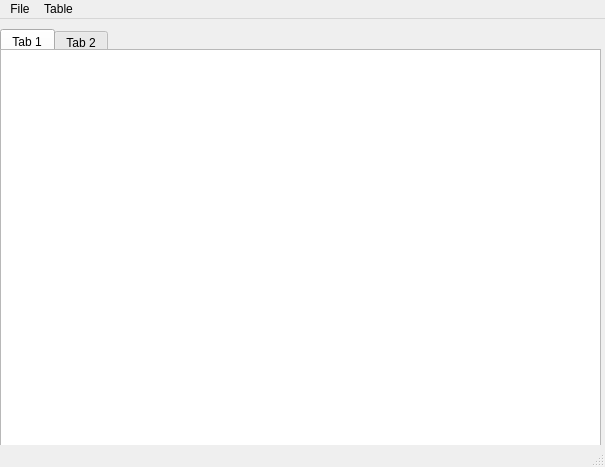
First picture: the form in src/gui/models/MainWindowUI.ui, repository ongbe/databases-phyton-labs, before the edit.
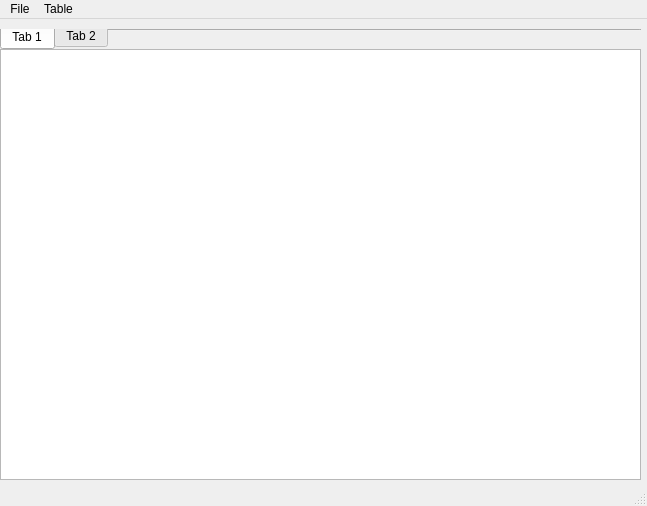
Second picture: the form after the edit.

```diff
--- a/src/gui/models/MainWindowUI.ui
+++ b/src/gui/models/MainWindowUI.ui
@@ -6,8 +6,8 @@
    <rect>
     <x>0</x>
     <y>0</y>
-    <width>605</width>
-    <height>467</height>
+    <width>647</width>
+    <height>506</height>
    </rect>
   </property>
   <property name="windowTitle">
@@ -28,8 +28,8 @@
      <rect>
       <x>0</x>
       <y>30</y>
-      <width>601</width>
-      <height>401</height>
+      <width>641</width>
+      <height>431</height>
      </rect>
     </property>
     <layout class="QGridLayout" name="gridLayout">
@@ -43,10 +43,13 @@
      <rect>
       <x>0</x>
       <y>10</y>
-      <width>599</width>
-      <height>43</height>
+      <width>641</width>
+      <height>21</height>
      </rect>
     </property>
+    <property name="tabPosition">
+     <enum>QTabWidget::South</enum>
+    </property>
     <property name="currentIndex">
      <number>0</number>
     </property>
@@ -69,7 +72,7 @@
     <rect>
      <x>0</x>
      <y>0</y>
-     <width>605</width>
+     <width>647</width>
      <height>20</height>
     </rect>
    </property>
```
